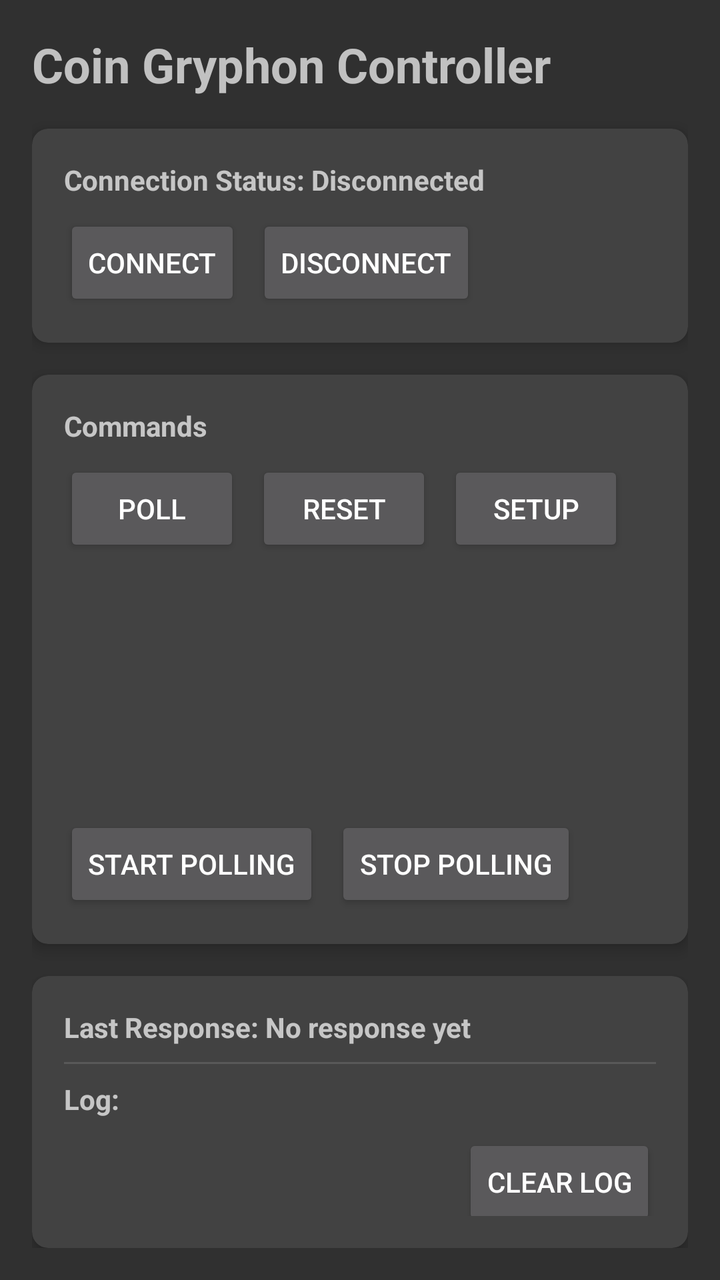
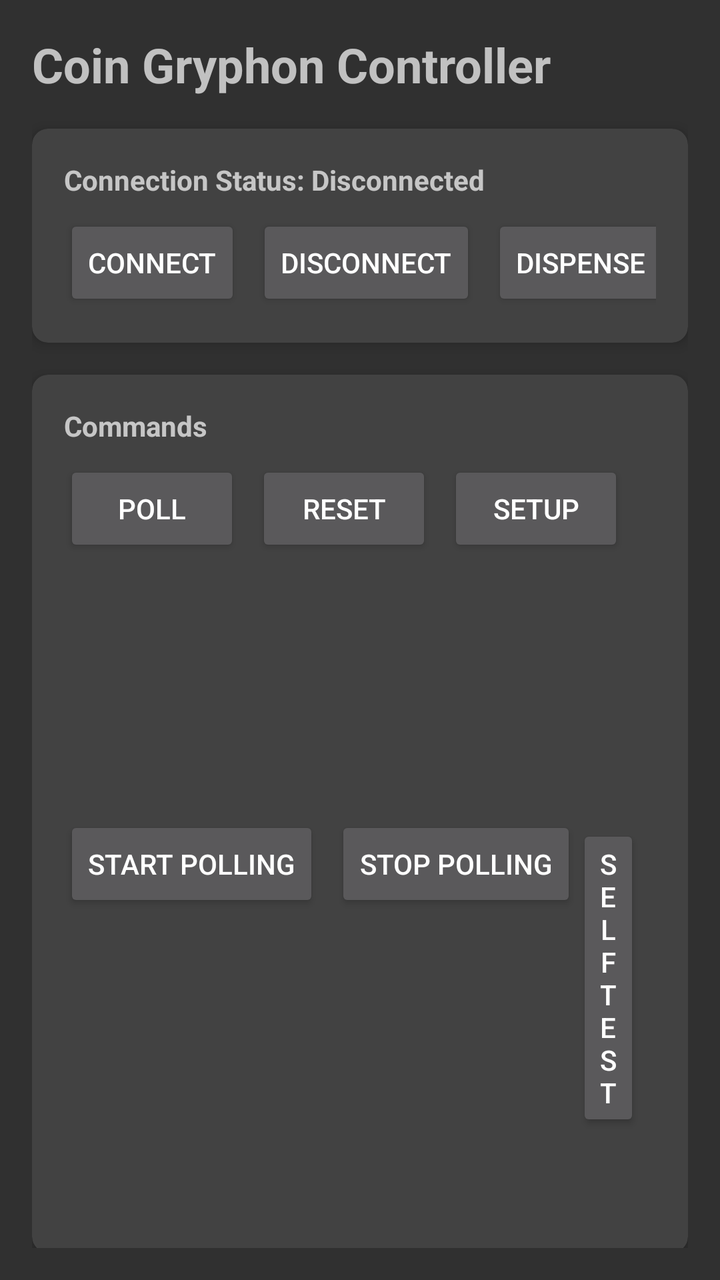

The first picture is an Android layout as it rendered before a commit; the second is the same layout after the commit. The layout source and the unified diff follow.
<!-- AndroidManifest.xml: activity theme Theme.AppCompat -->
<!-- res/layout/activity_main.xml -->
<?xml version="1.0" encoding="utf-8"?>
<androidx.constraintlayout.widget.ConstraintLayout 
    xmlns:android="http://schemas.android.com/apk/res/android"
    xmlns:app="http://schemas.android.com/apk/res-auto"
    xmlns:tools="http://schemas.android.com/tools"
    android:layout_width="match_parent"
    android:layout_height="match_parent"
    android:padding="16dp"
    tools:context=".MainActivity">

    <TextView
        android:id="@+id/tvTitle"
        android:layout_width="0dp"
        android:layout_height="wrap_content"
        android:text="Coin Gryphon Controller"
        android:textSize="24sp"
        android:textStyle="bold"
        app:layout_constraintEnd_toEndOf="parent"
        app:layout_constraintStart_toStartOf="parent"
        app:layout_constraintTop_toTopOf="parent" />

    <androidx.cardview.widget.CardView
        android:id="@+id/cardViewConnection"
        android:layout_width="0dp"
        android:layout_height="wrap_content"
        android:layout_marginTop="16dp"
        app:cardCornerRadius="8dp"
        app:cardElevation="4dp"
        app:layout_constraintEnd_toEndOf="parent"
        app:layout_constraintStart_toStartOf="parent"
        app:layout_constraintTop_toBottomOf="@+id/tvTitle">

        <LinearLayout
            android:layout_width="match_parent"
            android:layout_height="wrap_content"
            android:orientation="vertical"
            android:padding="16dp">

            <TextView
                android:id="@+id/tvConnectionStatus"
                android:layout_width="wrap_content"
                android:layout_height="wrap_content"
                android:text="Connection Status: Disconnected"
                android:textStyle="bold" />

            <LinearLayout
                android:layout_width="match_parent"
                android:layout_height="wrap_content"
                android:layout_marginTop="8dp"
                android:orientation="horizontal">

                <Button
                    android:id="@+id/btnConnect"
                    android:layout_width="wrap_content"
                    android:layout_height="wrap_content"
                    android:layout_marginEnd="8dp"
                    android:text="Connect" />

                <Button
                    android:id="@+id/btnDisconnect"
                    android:layout_width="wrap_content"
                    android:layout_height="wrap_content"
                    android:text="Disconnect" />
            </LinearLayout>
        </LinearLayout>
    </androidx.cardview.widget.CardView>

    <androidx.cardview.widget.CardView
        android:id="@+id/cardViewCommands"
        android:layout_width="0dp"
        android:layout_height="wrap_content"
        android:layout_marginTop="16dp"
        app:cardCornerRadius="8dp"
        app:cardElevation="4dp"
        app:layout_constraintEnd_toEndOf="parent"
        app:layout_constraintStart_toStartOf="parent"
        app:layout_constraintTop_toBottomOf="@+id/cardViewConnection">

        <LinearLayout
            android:layout_width="match_parent"
            android:layout_height="wrap_content"
            android:orientation="vertical"
            android:padding="16dp">

            <TextView
                android:layout_width="wrap_content"
                android:layout_height="wrap_content"
                android:text="Commands"
                android:textStyle="bold" />

            <LinearLayout
                android:layout_width="match_parent"
                android:layout_height="wrap_content"
                android:layout_marginTop="8dp"
                android:orientation="horizontal">

                <Button
                    android:id="@+id/btnPoll"
                    android:layout_width="wrap_content"
                    android:layout_height="wrap_content"
                    android:layout_marginEnd="8dp"
                    android:text="Poll" />

                <Button
                    android:id="@+id/btnReset"
                    android:layout_width="wrap_content"
                    android:layout_height="wrap_content"
                    android:layout_marginEnd="8dp"
                    android:text="Reset" />

                <Button
                    android:id="@+id/btnSetup"
                    android:layout_width="wrap_content"
                    android:layout_height="wrap_content"
                    android:layout_marginEnd="8dp"
                    android:text="Setup" />

                <Button
                    android:id="@+id/btnCoinType"
                    android:layout_width="wrap_content"
                    android:layout_height="wrap_content"
                    android:text="Coin Type" />
            </LinearLayout>

            <LinearLayout
                android:layout_width="match_parent"
                android:layout_height="wrap_content"
                android:layout_marginTop="8dp"
                android:orientation="horizontal">

                <Button
                    android:id="@+id/btnStartPolling"
                    android:layout_width="wrap_content"
                    android:layout_height="wrap_content"
                    android:layout_marginEnd="8dp"
                    android:text="Start Polling" />

                <Button
                    android:id="@+id/btnStopPolling"
                    android:layout_width="wrap_content"
                    android:layout_height="wrap_content"
                    android:text="Stop Polling" />
            </LinearLayout>
        </LinearLayout>
    </androidx.cardview.widget.CardView>

    <androidx.cardview.widget.CardView
        android:id="@+id/cardViewLog"
        android:layout_width="0dp"
        android:layout_height="0dp"
        android:layout_marginTop="16dp"
        app:cardCornerRadius="8dp"
        app:cardElevation="4dp"
        app:layout_constraintBottom_toBottomOf="parent"
        app:layout_constraintEnd_toEndOf="parent"
        app:layout_constraintStart_toStartOf="parent"
        app:layout_constraintTop_toBottomOf="@+id/cardViewCommands">

        <LinearLayout
            android:layout_width="match_parent"
            android:layout_height="match_parent"
            android:orientation="vertical"
            android:padding="16dp">

            <TextView
                android:id="@+id/tvLastResponse"
                android:layout_width="match_parent"
                android:layout_height="wrap_content"
                android:text="Last Response: No response yet"
                android:textStyle="bold" />

            <View
                android:layout_width="match_parent"
                android:layout_height="1dp"
                android:layout_marginTop="8dp"
                android:layout_marginBottom="8dp"
                android:background="?android:attr/listDivider" />

            <TextView
                android:layout_width="match_parent"
                android:layout_height="wrap_content"
                android:text="Log:"
                android:textStyle="bold" />

            <ScrollView
                android:layout_width="match_parent"
                android:layout_height="0dp"
                android:layout_marginTop="8dp"
                android:layout_weight="1">

                <TextView
                    android:id="@+id/tvLog"
                    android:layout_width="match_parent"
                    android:layout_height="wrap_content"
                    android:fontFamily="monospace"
                    android:textSize="12sp" />
            </ScrollView>

            <Button
                android:id="@+id/btnClearLog"
                android:layout_width="wrap_content"
                android:layout_height="wrap_content"
                android:layout_gravity="end"
                android:text="Clear Log" />
        </LinearLayout>
    </androidx.cardview.widget.CardView>

</androidx.constraintlayout.widget.ConstraintLayout>
<!-- resources referenced by this layout -->
<resources>

</resources>

<!-- the commit's change to res/layout/activity_main.xml (unified diff, before → after) -->
@@ -61,6 +61,20 @@
                     android:layout_width="wrap_content"
                     android:layout_height="wrap_content"
                     android:text="Disconnect" />
+                    <EditText
+                    android:id="@+id/etDispenseAmount"
+                    android:layout_width="0dp"
+                    android:layout_height="wrap_content"
+                    android:layout_marginEnd="8dp"
+                    android:layout_weight="1"
+                    android:hint="Amount"
+                    android:inputType="number" />
+
+                <Button
+                    android:id="@+id/btnDispense"
+                    android:layout_width="wrap_content"
+                    android:layout_height="wrap_content"
+                android:text="Dispense" />
             </LinearLayout>
         </LinearLayout>
     </androidx.cardview.widget.CardView>
@@ -140,6 +154,42 @@
                     android:layout_width="wrap_content"
                     android:layout_height="wrap_content"
                     android:text="Stop Polling" />
+
+                     <Button
+                    android:id="@+id/btnSelfTest"
+                    android:layout_width="wrap_content"
+                    android:layout_height="wrap_content"
+                    android:layout_marginEnd="8dp"
+                    android:text="Self Test" />
+
+                <Button
+                    android:id="@+id/btnTubeStatus"
+                    android:layout_width="wrap_content"
+                    android:layout_height="wrap_content"
+                    android:layout_marginEnd="8dp"
+                    android:text="Tube Status" />
+
+                    <Spinner
+                    android:id="@+id/spinnerCoinType"
+                    android:layout_width="0dp"
+                    android:layout_height="wrap_content"
+                    android:layout_marginEnd="8dp"
+                    android:layout_weight="1" />
+
+                <EditText
+                    android:id="@+id/etDispenseCount"
+                    android:layout_width="wrap_content"
+                    android:layout_height="wrap_content"
+                    android:layout_marginEnd="8dp"
+                    android:ems="3"
+                    android:hint="Count"
+                    android:inputType="number" />
+
+                <Button
+                    android:id="@+id/btnDispenseType"
+                    android:layout_width="wrap_content"
+                    android:layout_height="wrap_content"
+                    android:text="Dispense Type" />
             </LinearLayout>
         </LinearLayout>
     </androidx.cardview.widget.CardView>
